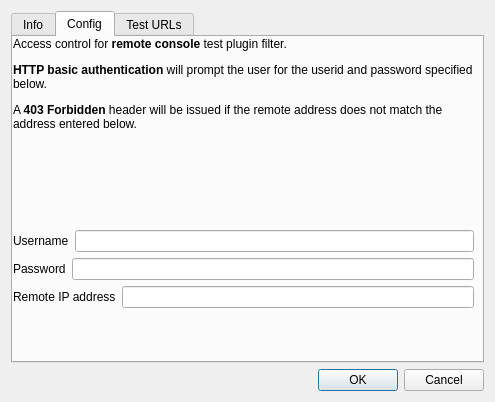
The window that Ui_HelloServer.ui (elpaso/qgis-helloserver) describes before a commit, drawn with Qt 5.
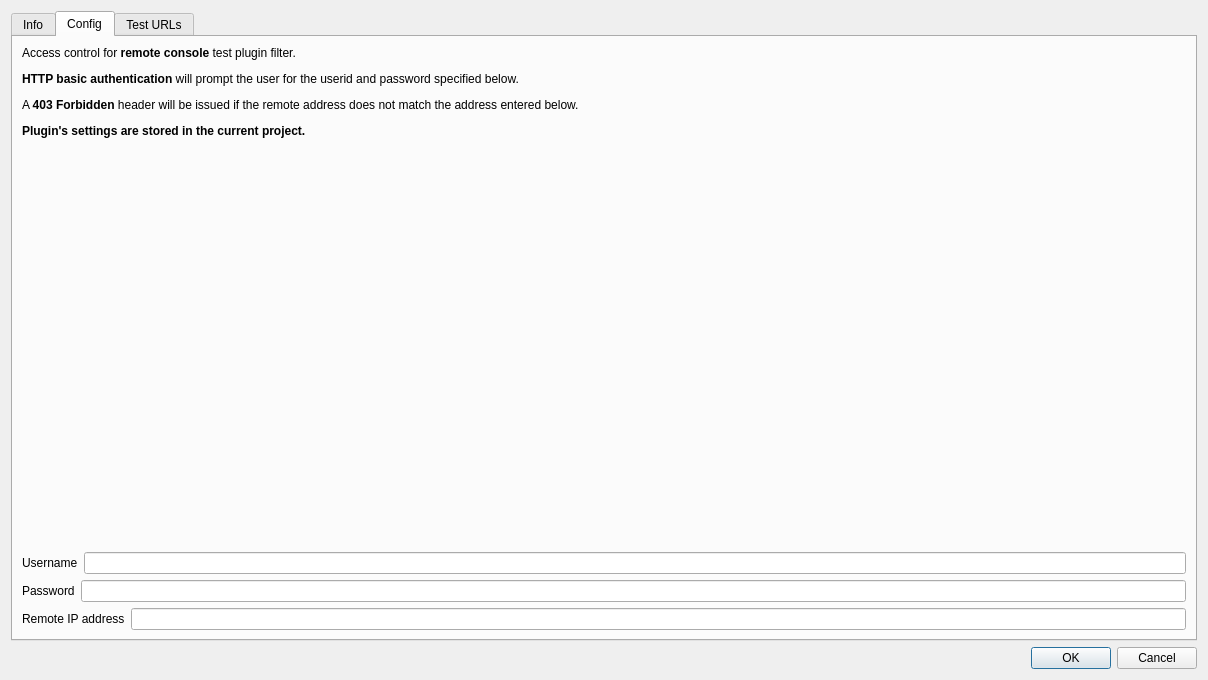
The same window after the commit.

```diff
--- a/Ui_HelloServer.ui
+++ b/Ui_HelloServer.ui
@@ -6,15 +6,15 @@
    <rect>
     <x>0</x>
     <y>0</y>
-    <width>495</width>
-    <height>402</height>
+    <width>1208</width>
+    <height>680</height>
    </rect>
   </property>
   <property name="windowTitle">
    <string>HelloServer</string>
   </property>
-  <layout class="QVBoxLayout" name="verticalLayout">
-   <item>
+  <layout class="QGridLayout" name="gridLayout_4">
+   <item row="0" column="0">
     <widget class="QTabWidget" name="Config">
      <property name="currentIndex">
       <number>1</number>
@@ -23,15 +23,9 @@
       <attribute name="title">
        <string>Info</string>
       </attribute>
+      <layout class="QGridLayout" name="gridLayout_3">
+       <item row="0" column="0">
       <widget class="QLabel" name="label_4">
-       <property name="geometry">
-        <rect>
-         <x>0</x>
-         <y>-1</y>
-         <width>461</width>
-         <height>311</height>
-        </rect>
-       </property>
        <property name="text">
         <string>&lt;html&gt;&lt;head/&gt;&lt;body&gt;&lt;p&gt;This is a test example plugin for QGIS server.&lt;/p&gt;&lt;p&gt;The plugin implements a few &lt;span style=&quot; font-weight:600;&quot;&gt;QgsServerFilter&lt;/span&gt; that provide examples for common use cases:&lt;/p&gt;
 &lt;ul&gt;
@@ -54,25 +48,20 @@
         <bool>true</bool>
        </property>
       </widget>
+       </item>
+      </layout>
      </widget>
      <widget class="QWidget" name="config">
       <attribute name="title">
        <string>Config</string>
       </attribute>
-      <widget class="QWidget" name="verticalLayoutWidget">
-       <property name="geometry">
-        <rect>
-         <x>0</x>
-         <y>0</y>
-         <width>461</width>
-         <height>271</height>
-        </rect>
-       </property>
+      <layout class="QGridLayout" name="gridLayout_2">
+       <item row="0" column="0">
        <layout class="QVBoxLayout" name="verticalLayout_3">
         <item>
          <widget class="QLabel" name="label_3">
           <property name="text">
-           <string>&lt;html&gt;&lt;head/&gt;&lt;body&gt;&lt;p&gt;Access control for &lt;span style=&quot; font-weight:600;&quot;&gt;remote console&lt;/span&gt; test plugin filter.&lt;/p&gt;&lt;p&gt;&lt;span style=&quot; font-weight:600;&quot;&gt;HTTP basic authentication&lt;/span&gt; will prompt the user for the userid and password specified below.&lt;/p&gt;&lt;p&gt;A &lt;span style=&quot; font-weight:600;&quot;&gt;403 Forbidden&lt;/span&gt; header will be issued if the remote address does not match the address entered below.&lt;/p&gt;&lt;/body&gt;&lt;/html&gt;</string>
+            <string>&lt;html&gt;&lt;head/&gt;&lt;body&gt;&lt;p&gt;Access control for &lt;span style=&quot; font-weight:600;&quot;&gt;remote console&lt;/span&gt; test plugin filter.&lt;/p&gt;&lt;p&gt;&lt;span style=&quot; font-weight:600;&quot;&gt;HTTP basic authentication&lt;/span&gt; will prompt the user for the userid and password specified below.&lt;/p&gt;&lt;p&gt;A &lt;span style=&quot; font-weight:600;&quot;&gt;403 Forbidden&lt;/span&gt; header will be issued if the remote address does not match the address entered below.&lt;/p&gt;&lt;p&gt;&lt;span style=&quot; font-weight:600;&quot;&gt;Plugin's settings are stored in the current project.&lt;/span&gt;&lt;/p&gt;&lt;/body&gt;&lt;/html&gt;</string>
           </property>
           <property name="wordWrap">
            <bool>true</bool>
@@ -138,21 +127,15 @@
          </layout>
         </item>
        </layout>
-      </widget>
+       </item>
+      </layout>
      </widget>
      <widget class="QWidget" name="tab_2">
       <attribute name="title">
        <string>Test URLs</string>
       </attribute>
-      <widget class="QWidget" name="verticalLayoutWidget_2">
-       <property name="geometry">
-        <rect>
-         <x>0</x>
-         <y>0</y>
-         <width>471</width>
-         <height>271</height>
-        </rect>
-       </property>
+      <layout class="QGridLayout" name="gridLayout">
+       <item row="0" column="0">
        <layout class="QVBoxLayout" name="verticalLayout_4">
         <item>
          <widget class="QLabel" name="label_5">
@@ -190,11 +173,12 @@
          </spacer>
         </item>
        </layout>
-      </widget>
-     </widget>
-    </widget>
+       </item>
+      </layout>
+     </widget>
+    </widget>
    </item>
-   <item>
+   <item row="1" column="0">
     <layout class="QHBoxLayout" name="horizontalLayout_2">
      <item>
       <widget class="QDialogButtonBox" name="buttonBox">
```
Lines whose indentation alone changed are shown as unchanged.
